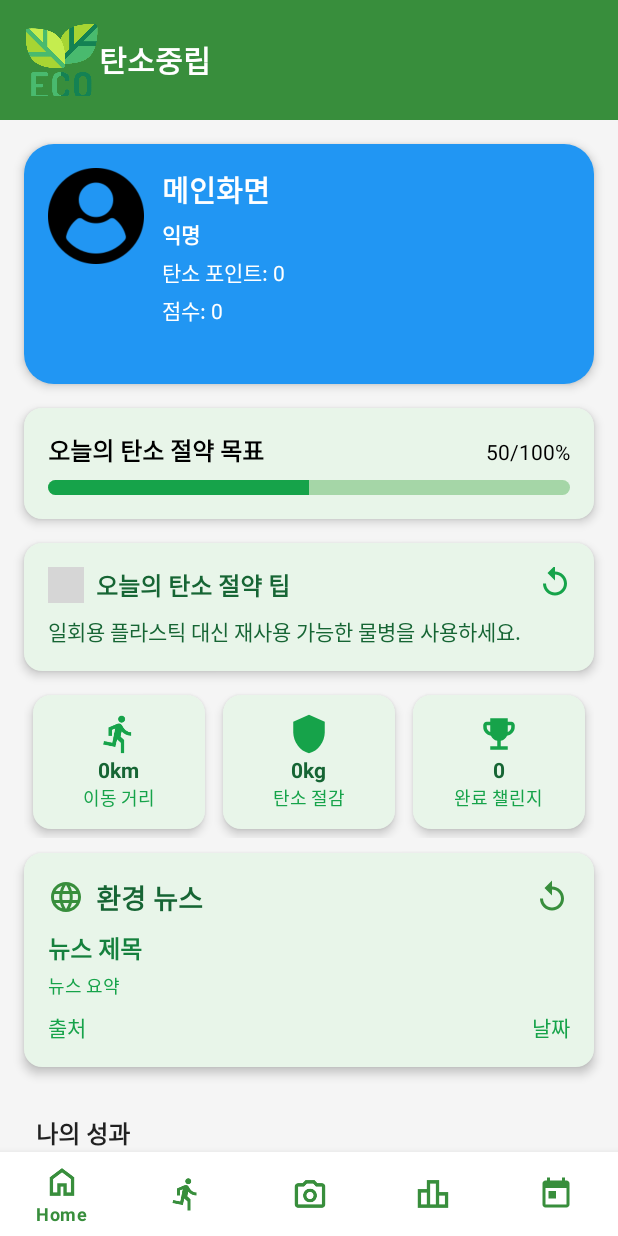
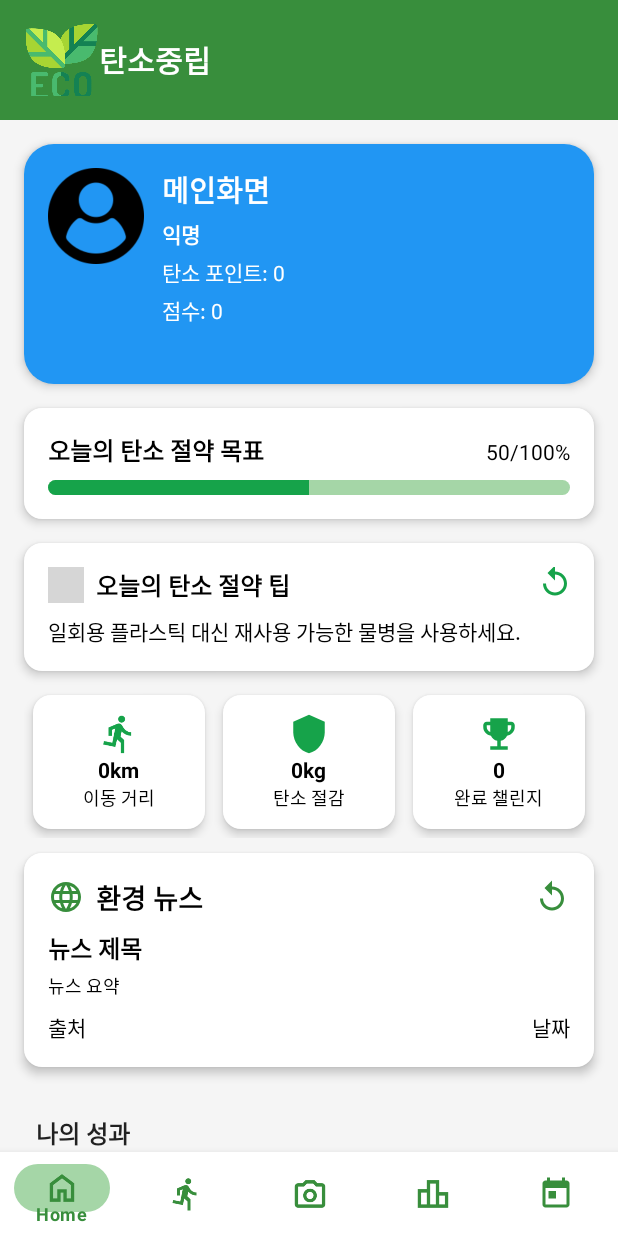
Before and after one commit to YTaewon/Carbon-Capstone-Project, an Android app built with Jetpack Compose: the screen it shows after launch once a user with an empty profile is signed in (MainActivity), on a phone screen of 412 x 824 dp. Run offline under Robolectric (Android 15) with nearby library versions, the light colour scheme and no system bars; our stand-ins replace Firebase (no records; nobody signed in at launch, a user with empty details on screens opened directly), Timber, data binding; grey boxes are pictures that could not be loaded.

Commit message:
소규모 디지인 변경

```diff
--- /dev/null
+++ b/app/src/main/res/drawable/background_white.xml
@@ -0,0 +1,5 @@
+<?xml version="1.0" encoding="utf-8"?>
+<shape xmlns:android="http://schemas.android.com/apk/res/android">
+    <solid android:color="#FFFFFF" />
+    <corners android:radius="12dp" />
+</shape>
--- /dev/null
+++ b/app/src/main/res/drawable/ic_gallery.xml
@@ -0,0 +1,5 @@
+<vector xmlns:android="http://schemas.android.com/apk/res/android" android:height="24dp" android:tint="#000000" android:viewportHeight="24" android:viewportWidth="24" android:width="24dp">
+
+    <path android:fillColor="@android:color/white" android:pathData="M21,19V5c0,-1.1 -0.9,-2 -2,-2H5c-1.1,0 -2,0.9 -2,2v14c0,1.1 0.9,2 2,2h14c1.1,0 2,-0.9 2,-2zM8.5,13.5l2.5,3.01L14.5,12l4.5,6H5l3.5,-4.5z"/>
+
+</vector>
--- a/app/src/main/res/layout/activity_main.xml
+++ b/app/src/main/res/layout/activity_main.xml
@@ -46,7 +46,10 @@
             android:id="@+id/bottomNavigation"
             android:layout_width="match_parent"
             android:layout_height="wrap_content"
+            android:elevation="4dp"
+            android:background="@color/white"
             app:menu="@menu/bottom_nav_menu"
+            app:itemActiveIndicatorStyle="@style/Theme.OneThree.Indicator"
             app:itemTextColor="@color/default_green"
             app:itemIconTint="@color/default_green"/>
 
--- a/app/src/main/res/layout/fragment_home.xml
+++ b/app/src/main/res/layout/fragment_home.xml
@@ -65,7 +65,6 @@
                         android:layout_width="64dp"
                         android:layout_height="64dp"
                         android:src="@drawable/user"
-
                         app:layout_constraintTop_toTopOf="parent"
                         app:layout_constraintStart_toStartOf="parent" />
 
@@ -92,28 +91,31 @@
                         android:textColor="@color/white"
                         android:textSize="14sp"
                         android:textStyle="bold"
+                        android:text="닉네임"
                         app:layout_constraintStart_toStartOf="@id/greetingText"
                         app:layout_constraintTop_toBottomOf="@id/greetingText"
                         android:layout_marginTop="4dp" />
 
-                    <!-- 레벨 -->
+                    <!-- 포인트 -->
                     <TextView
                         android:id="@+id/pointText"
                         android:layout_width="wrap_content"
                         android:layout_height="wrap_content"
                         android:textColor="@color/white"
                         android:textSize="14sp"
+                        android:text="포인트"
                         app:layout_constraintStart_toStartOf="@id/nicknameText"
                         app:layout_constraintTop_toBottomOf="@id/nicknameText"
                         android:layout_marginTop="4dp" />
 
-                    <!-- 포인트 -->
+                    <!-- 점수 -->
                     <TextView
                         android:id="@+id/scoreText"
                         android:layout_width="wrap_content"
                         android:layout_height="wrap_content"
                         android:textColor="@color/white"
                         android:textSize="14sp"
+                        android:text="점수"
                         app:layout_constraintStart_toStartOf="@id/pointText"
                         app:layout_constraintTop_toBottomOf="@id/pointText"
                         android:layout_marginTop="4dp" />
@@ -123,7 +125,7 @@
                 <LinearLayout
                     android:layout_width="match_parent"
                     android:layout_height="wrap_content"
-                    android:background="@drawable/background_green"
+                    android:background="@drawable/background_white"
                     android:padding="16dp"
                     android:layout_marginLeft="16dp"
                     android:layout_marginRight="16dp"
@@ -166,7 +168,7 @@
                 <LinearLayout
                     android:layout_width="match_parent"
                     android:layout_height="wrap_content"
-                    android:background="@drawable/background_green"
+                    android:background="@drawable/background_white"
                     android:padding="16dp"
                     android:layout_marginLeft="16dp"
                     android:layout_marginRight="16dp"
@@ -195,7 +197,7 @@
                                 android:text="오늘의 탄소 절약 팁"
                                 android:textSize="16sp"
                                 android:textStyle="bold"
-                                android:textColor="#166534"
+                                android:textColor="@color/black"
                                 android:layout_marginStart="8dp" />
                         </LinearLayout>
                         <ImageButton
@@ -212,7 +214,7 @@
                         android:layout_height="wrap_content"
                         android:text="환경 팁이 여기에 표시됩니다."
                         android:textSize="14sp"
-                        android:textColor="#166534" />
+                        android:textColor="@color/black" />
                 </LinearLayout>
 
                 <LinearLayout
@@ -229,7 +231,7 @@
                         android:layout_width="0dp"
                         android:layout_height="wrap_content"
                         android:layout_weight="1"
-                        android:background="@drawable/background_green"
+                        android:background="@drawable/background_white"
                         android:padding="12dp"
                         android:elevation="4dp"
                         android:gravity="center"
@@ -247,20 +249,20 @@
                             android:text="0km"
                             android:textSize="14sp"
                             android:textStyle="bold"
-                            android:textColor="#166534" />
+                            android:textColor="@color/black" />
                         <TextView
                             android:layout_width="wrap_content"
                             android:layout_height="wrap_content"
                             android:text="이동 거리"
                             android:textSize="12sp"
-                            android:textColor="#16A34A" />
+                            android:textColor="@color/black" />
                     </LinearLayout>
 
                     <LinearLayout
                         android:layout_width="0dp"
                         android:layout_height="wrap_content"
                         android:layout_weight="1"
-                        android:background="@drawable/background_green"
+                        android:background="@drawable/background_white"
                         android:padding="12dp"
                         android:elevation="4dp"
                         android:gravity="center"
@@ -278,20 +280,20 @@
                             android:text="0kg"
                             android:textSize="14sp"
                             android:textStyle="bold"
-                            android:textColor="#166534" />
+                            android:textColor="@color/black" />
                         <TextView
                             android:layout_width="wrap_content"
                             android:layout_height="wrap_content"
                             android:text="탄소 절감"
                             android:textSize="12sp"
-                            android:textColor="#16A34A" />
+                            android:textColor="@color/black" />
                     </LinearLayout>
 
                     <LinearLayout
                         android:layout_width="0dp"
                         android:layout_height="wrap_content"
                         android:layout_weight="1"
-                        android:background="@drawable/background_green"
+                        android:background="@drawable/background_white"
                         android:padding="12dp"
                         android:elevation="4dp"
                         android:gravity="center"
@@ -308,20 +310,20 @@
                             android:text="0"
                             android:textSize="14sp"
                             android:textStyle="bold"
-                            android:textColor="#166534" />
+                            android:textColor="@color/black" />
                         <TextView
                             android:layout_width="wrap_content"
                             android:layout_height="wrap_content"
                             android:text="완료 챌린지"
                             android:textSize="12sp"
-                            android:textColor="#16A34A" />
+                            android:textColor="@color/black" />
                     </LinearLayout>
                 </LinearLayout>
 
                 <LinearLayout
                     android:layout_width="match_parent"
                     android:layout_height="wrap_content"
-                    android:background="@drawable/background_green"
+                    android:background="@drawable/background_white"
                     android:padding="16dp"
                     android:layout_marginLeft="16dp"
                     android:layout_marginRight="16dp"
@@ -355,7 +357,7 @@
                             android:layout_width="wrap_content"
                             android:layout_height="wrap_content"
                             android:text="환경 뉴스"
-                            android:textColor="#166534"
+                            android:textColor="@color/black"
                             android:textSize="18sp"
                             android:textStyle="bold" />
                     </LinearLayout>
@@ -382,7 +384,7 @@
                         android:layout_width="match_parent"
                         android:layout_height="wrap_content"
                         android:text="뉴스 제목"
-                        android:textColor="#15803d"
+                        android:textColor="@color/black"
                         android:textSize="16sp"
                         android:textStyle="bold" />
 
@@ -392,7 +394,7 @@
                         android:layout_width="match_parent"
                         android:layout_height="wrap_content"
                         android:text="뉴스 요약"
-                        android:textColor="#16a34a"
+                        android:textColor="@color/black"
                         android:textSize="12sp"
                         android:layout_marginTop="4dp" />
 
@@ -409,7 +411,7 @@
                             android:layout_height="wrap_content"
                             android:layout_weight="1"
                             android:text="출처"
-                            android:textColor="#16a34a"
+                            android:textColor="@color/black"
                             android:textSize="14sp" />
 
                         <TextView
@@ -417,7 +419,7 @@
                             android:layout_width="wrap_content"
                             android:layout_height="wrap_content"
                             android:text="날짜"
-                            android:textColor="#16a34a"
+                            android:textColor="@color/black"
                             android:textSize="14sp" />
                     </LinearLayout>
                 </LinearLayout>
--- a/app/src/main/res/layout/item_ranking.xml
+++ b/app/src/main/res/layout/item_ranking.xml
@@ -5,9 +5,9 @@
     android:layout_width="match_parent"
     android:layout_height="70dp"
     android:layout_margin="8dp"
-    android:background="@color/white"
+    android:background="@drawable/background_radius_white"
     android:gravity="center"
-    android:elevation="3dp">
+    android:elevation="4dp">
 
     <TextView
         android:id="@+id/tv_ranking"
--- a/app/src/main/res/values/themes.xml
+++ b/app/src/main/res/values/themes.xml
@@ -10,7 +10,10 @@
         <item name="android:background">@android:color/transparent</item>
         <item name="android:textSize">20sp</item>
         <item name="android:layout_margin">10dp</item>
+    </style>
 
+    <style name="Theme.OneThree.Indicator" parent="Widget.Material3.BottomNavigationView.ActiveIndicator">
+        <item name="android:color">#A5D6A7</item>
     </style>
 
     <style name="circleImageview">
```
Also changed, not shown: app/src/main/res/layout/activity_ranking.xml (+15 -9 lines), app/src/main/res/layout/fragment_calendar.xml (+10 -9 lines).
